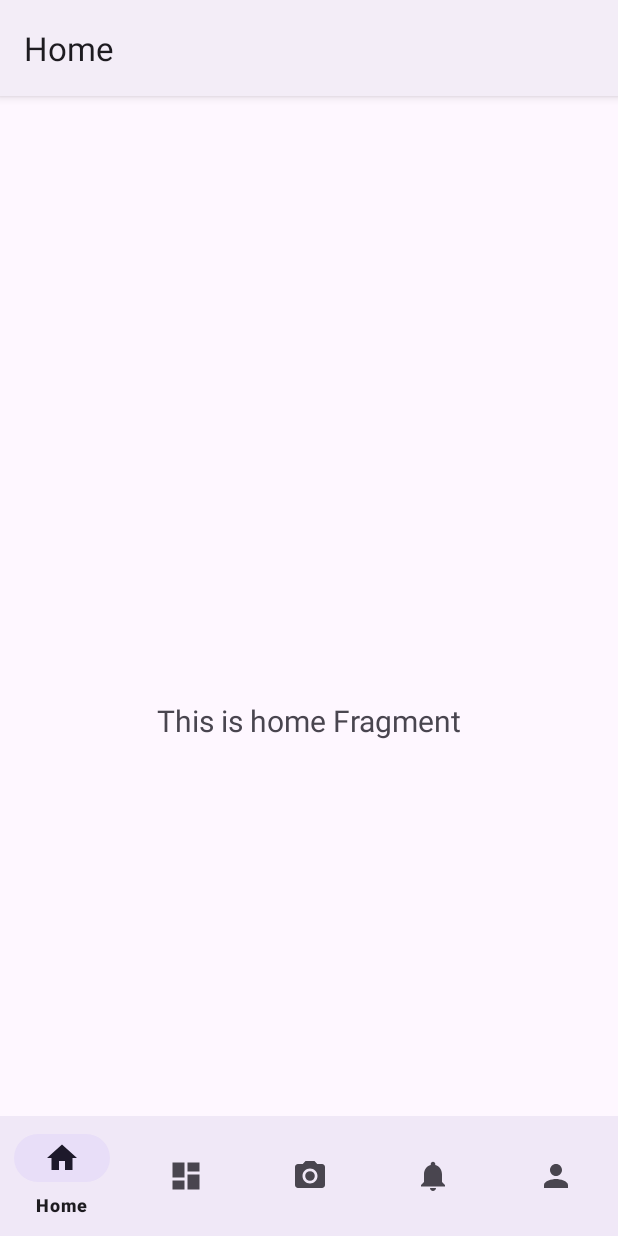
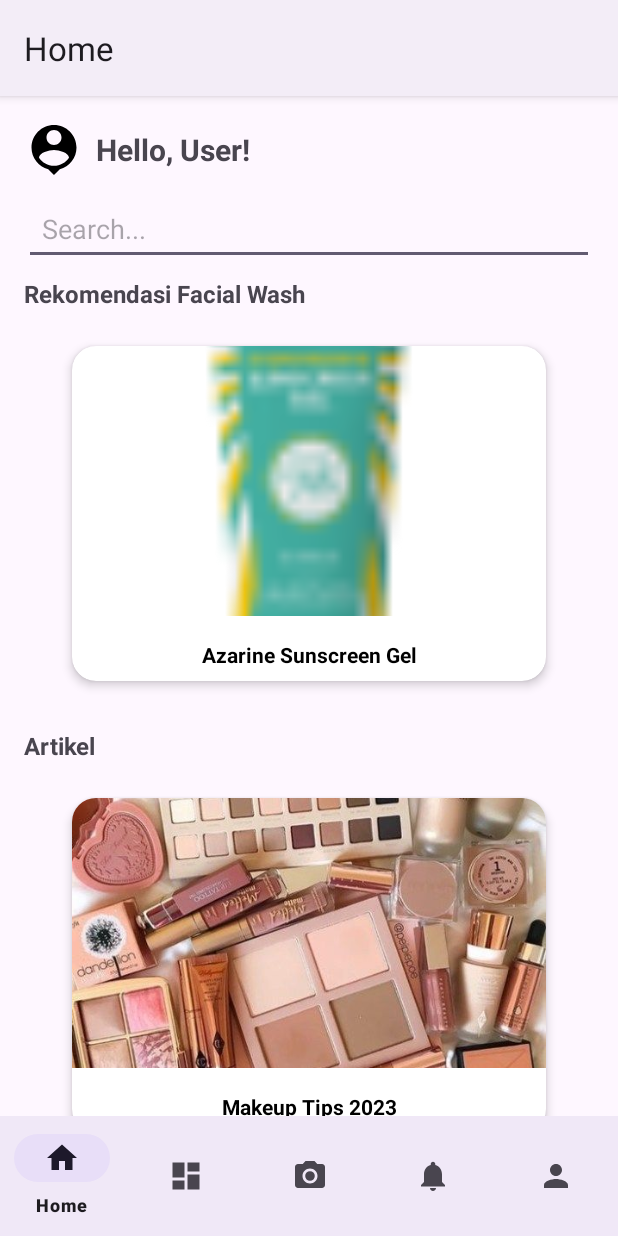
Before and after one commit to Acne-Scan/Mobile-Development-AcneScan, an Android app: the HomeFragment screen opened directly, with no data from a screen before it, on a phone screen of 412 x 824 dp. Run offline under Robolectric (Android 15) with nearby library versions, the light colour scheme and no system bars; our stand-ins replace navigation-ui.

Commit message:
tambahkan menu nav home beserta viewmodel, adapter, dan model dari article dan recommendation

```diff
--- a/app/build.gradle.kts
+++ b/app/build.gradle.kts
@@ -40,7 +40,6 @@ android {
 }
 
 dependencies {
-
     implementation(libs.androidx.core.ktx)
     implementation(libs.androidx.appcompat)
     implementation(libs.material)
@@ -53,4 +52,8 @@ dependencies {
     testImplementation(libs.junit)
     androidTestImplementation(libs.androidx.junit)
     androidTestImplementation(libs.androidx.espresso.core)
+
+    //glide
+    implementation (libs.glide)
+    annotationProcessor (libs.compiler)
 }
--- /dev/null
+++ b/app/src/main/java/com/dicoding/acnescan/adapter/ArticleAdapter.kt
@@ -0,0 +1,42 @@
+package com.dicoding.acnescan.ui.adapters
+
+import android.view.LayoutInflater
+import android.view.View
+import android.view.ViewGroup
+import android.widget.ImageView
+import android.widget.TextView
+import androidx.recyclerview.widget.RecyclerView
+import com.bumptech.glide.Glide
+import com.dicoding.acnescan.R
+import com.dicoding.acnescan.model.ArticleItem
+
+class ArticleAdapter(private var articles: List<ArticleItem>) :
+    RecyclerView.Adapter<ArticleAdapter.ArticleViewHolder>() {
+
+    inner class ArticleViewHolder(itemView: View) : RecyclerView.ViewHolder(itemView) {
+        val imageView: ImageView = itemView.findViewById(R.id.article_image)
+        val titleView: TextView = itemView.findViewById(R.id.article_title)
+    }
+
+    override fun onCreateViewHolder(parent: ViewGroup, viewType: Int): ArticleViewHolder {
+        val view = LayoutInflater.from(parent.context)
+            .inflate(R.layout.item_articles, parent, false)
+        return ArticleViewHolder(view)
+    }
+
+    override fun onBindViewHolder(holder: ArticleViewHolder, position: Int) {
+        val item = articles[position]
+        Glide.with(holder.itemView.context)
+            .load(item.imageRes) // Bisa gunakan URL jika gambar dari server
+            .into(holder.imageView)
+        holder.titleView.text = item.title
+    }
+
+    override fun getItemCount(): Int = articles.size
+
+    // Tambahkan fungsi untuk memperbarui data jika dibutuhkan
+    fun updateData(newArticles: List<ArticleItem>) {
+        articles = newArticles
+        notifyDataSetChanged()
+    }
+}
--- /dev/null
+++ b/app/src/main/java/com/dicoding/acnescan/adapter/RecommendationAdapter.kt
@@ -0,0 +1,36 @@
+package com.dicoding.acnescan.ui.adapters
+
+import android.view.LayoutInflater
+import android.view.View
+import android.view.ViewGroup
+import android.widget.ImageView
+import android.widget.TextView
+import androidx.recyclerview.widget.RecyclerView
+import com.bumptech.glide.Glide
+import com.dicoding.acnescan.R
+import com.dicoding.acnescan.model.RecommendationItem
+
+class RecommendationAdapter(private var items: List<RecommendationItem>) :
+    RecyclerView.Adapter<RecommendationAdapter.RecommendationViewHolder>() {
+
+    inner class RecommendationViewHolder(itemView: View) : RecyclerView.ViewHolder(itemView) {
+        val imageView: ImageView = itemView.findViewById(R.id.recommendation_image)
+        val titleView: TextView = itemView.findViewById(R.id.recommendation_title)
+    }
+
+    override fun onCreateViewHolder(parent: ViewGroup, viewType: Int): RecommendationViewHolder {
+        val view = LayoutInflater.from(parent.context)
+            .inflate(R.layout.item_recommendation, parent, false)
+        return RecommendationViewHolder(view)
+    }
+
+    override fun onBindViewHolder(holder: RecommendationViewHolder, position: Int) {
+        val item = items[position]
+        Glide.with(holder.itemView.context)
+            .load(item.imageRes) // Bisa gunakan URL jika gambar dari server
+            .into(holder.imageView)
+        holder.titleView.text = item.title
+    }
+
+    override fun getItemCount(): Int = items.size
+}
--- /dev/null
+++ b/app/src/main/java/com/dicoding/acnescan/model/ArticleItem.kt
@@ -0,0 +1,6 @@
+package com.dicoding.acnescan.model
+
+data class ArticleItem(
+    val imageRes: Int, // Drawable resource ID
+    val title: String
+)
--- /dev/null
+++ b/app/src/main/java/com/dicoding/acnescan/model/RecommendationItem.kt
@@ -0,0 +1,6 @@
+package com.dicoding.acnescan.model
+
+data class RecommendationItem(
+    val imageRes: Int, // Drawable resource ID
+    val title: String
+)
--- /dev/null
+++ b/app/src/main/java/com/dicoding/acnescan/ui/home/CarouselItemDecoration.kt
@@ -0,0 +1,21 @@
+package com.dicoding.acnescan.ui.decorators
+
+import android.graphics.Rect
+import android.view.View
+import androidx.recyclerview.widget.RecyclerView
+
+class CarouselItemDecoration(private val margin: Int) : RecyclerView.ItemDecoration() {
+    override fun getItemOffsets(
+        outRect: Rect,
+        view: View,
+        parent: RecyclerView,
+        state: RecyclerView.State
+    ) {
+        val position = parent.getChildAdapterPosition(view)
+        val itemCount = state.itemCount
+
+        // Tambahkan margin di kiri dan kanan
+        outRect.left = if (position == 0) margin else margin / 2
+        outRect.right = if (position == itemCount - 1) margin else margin / 2
+    }
+}
--- a/app/src/main/java/com/dicoding/acnescan/ui/home/HomeFragment.kt
+++ b/app/src/main/java/com/dicoding/acnescan/ui/home/HomeFragment.kt
@@ -7,36 +7,87 @@ import android.view.ViewGroup
 import android.widget.TextView
 import androidx.fragment.app.Fragment
 import androidx.lifecycle.ViewModelProvider
-import com.dicoding.acnescan.databinding.FragmentHomeBinding
+import androidx.recyclerview.widget.RecyclerView
+import androidx.viewpager2.widget.ViewPager2
+import com.dicoding.acnescan.R
+import com.dicoding.acnescan.ui.adapters.ArticleAdapter
+import com.dicoding.acnescan.ui.adapters.RecommendationAdapter
+import com.dicoding.acnescan.ui.decorators.CarouselItemDecoration
 
 class HomeFragment : Fragment() {
 
-    private var _binding: FragmentHomeBinding? = null
-
-    // This property is only valid between onCreateView and
-    // onDestroyView.
-    private val binding get() = _binding!!
+    private lateinit var homeViewModel: HomeViewModel
 
     override fun onCreateView(
         inflater: LayoutInflater,
         container: ViewGroup?,
         savedInstanceState: Bundle?
-    ): View {
-        val homeViewModel =
-            ViewModelProvider(this).get(HomeViewModel::class.java)
-
-        _binding = FragmentHomeBinding.inflate(inflater, container, false)
-        val root: View = binding.root
-
-        val textView: TextView = binding.textHome
-        homeViewModel.text.observe(viewLifecycleOwner) {
-            textView.text = it
-        }
-        return root
+    ): View? {
+        homeViewModel = ViewModelProvider(this).get(HomeViewModel::class.java)
+        return inflater.inflate(R.layout.fragment_home, container, false)
     }
 
-    override fun onDestroyView() {
-        super.onDestroyView()
-        _binding = null
+    override fun onViewCreated(view: View, savedInstanceState: Bundle?) {
+        super.onViewCreated(view, savedInstanceState)
+
+        // Observasi Greeting Text
+        val greeting = view.findViewById<TextView>(R.id.greeting)
+        homeViewModel.greeting.observe(viewLifecycleOwner) { text ->
+            greeting.text = text
+        }
+
+        // Konfigurasi ViewPager2 untuk Rekomendasi
+        val recommendationCarousel = view.findViewById<ViewPager2>(R.id.recommendation_carousel)
+        homeViewModel.recommendations.observe(viewLifecycleOwner) { recommendations ->
+            recommendationCarousel.adapter = RecommendationAdapter(recommendations)
+            recommendationCarousel.clipToPadding = false
+            recommendationCarousel.clipChildren = false
+            recommendationCarousel.offscreenPageLimit = 3
+            recommendationCarousel.getChildAt(0).overScrollMode = RecyclerView.OVER_SCROLL_NEVER
+            recommendationCarousel.addItemDecoration(CarouselItemDecoration(32)) // Tambahkan margin
+
+//            recommendationCarousel.setPageTransformer { page, position ->
+//                val scale = 0.85f + (1 - Math.abs(position)) * 0.15f
+//                page.scaleY = scale
+//                page.alpha = 0.5f + (1 - Math.abs(position)) * 0.5f
+//            }
+        }
+
+
+        // Konfigurasi ViewPager2 untuk Artikel
+        val articleCarousel = view.findViewById<ViewPager2>(R.id.article_carousel)
+        homeViewModel.articles.observe(viewLifecycleOwner) { articles ->
+            articleCarousel.adapter = ArticleAdapter(articles)
+            articleCarousel.clipToPadding = false
+            articleCarousel.clipChildren = false
+            articleCarousel.offscreenPageLimit = 3
+            articleCarousel.getChildAt(0).overScrollMode = RecyclerView.OVER_SCROLL_NEVER
+            articleCarousel.addItemDecoration(CarouselItemDecoration(32))
+
+//            articleCarousel.setPageTransformer { page, position ->
+//                val scale = 0.85f + (1 - Math.abs(position)) * 0.15f
+//                page.scaleY = scale
+//                page.alpha = 0.5f + (1 - Math.abs(position)) * 0.5f
+//            }
+        }
+    }
+
+    // Fungsi untuk menambahkan efek carousel
+    private fun applyCarouselEffect(viewPager: ViewPager2) {
+        viewPager.clipToPadding = false
+        viewPager.clipChildren = false
+        viewPager.offscreenPageLimit = 3
+        viewPager.getChildAt(0).overScrollMode = RecyclerView.OVER_SCROLL_NEVER
+
+        // Tambahkan dekorasi untuk margin antar item
+        viewPager.addItemDecoration(CarouselItemDecoration(margin = 32))
+
+        // Tambahkan efek carousel
+        viewPager.setPageTransformer { page, position ->
+            val scale = 0.85f + (1 - Math.abs(position)) * 0.15f
+            page.scaleY = scale
+            page.scaleX = scale
+            page.alpha = 0.5f + (1 - Math.abs(position)) * 0.5f
+        }
     }
 }
--- a/app/src/main/java/com/dicoding/acnescan/ui/home/HomeViewModel.kt
+++ b/app/src/main/java/com/dicoding/acnescan/ui/home/HomeViewModel.kt
@@ -3,11 +3,26 @@ package com.dicoding.acnescan.ui.home
 import androidx.lifecycle.LiveData
 import androidx.lifecycle.MutableLiveData
 import androidx.lifecycle.ViewModel
+import com.dicoding.acnescan.R
+import com.dicoding.acnescan.model.ArticleItem
+import com.dicoding.acnescan.model.RecommendationItem
 
 class HomeViewModel : ViewModel() {
+    private val _recommendations = MutableLiveData<List<RecommendationItem>>().apply {
+        value = listOf(
+            RecommendationItem(R.drawable.azarine_sunscreen, "Azarine Sunscreen Gel"),
+            RecommendationItem(R.drawable.pp_patrickk, "Another Facial Wash")
+        )
+    }
+    val recommendations: LiveData<List<RecommendationItem>> = _recommendations
 
-    private val _text = MutableLiveData<String>().apply {
-        value = "This is home Fragment"
+    private val _articles = MutableLiveData<List<ArticleItem>>().apply {
+        value = listOf(
+            ArticleItem(R.drawable.makeup_tips, "Makeup Tips 2023"),
+            ArticleItem(R.drawable.pp_patrickk, "12 Cara Hilangkan Jerawat")
+        )
     }
-    val text: LiveData<String> = _text
+    val articles: LiveData<List<ArticleItem>> = _articles
+
+    val greeting: LiveData<String> = MutableLiveData("Hello, User!")
 }
--- /dev/null
+++ b/app/src/main/res/drawable/ic_avatar.xml
@@ -0,0 +1,5 @@
+<vector xmlns:android="http://schemas.android.com/apk/res/android" android:height="24dp" android:tint="#000000" android:viewportHeight="24" android:viewportWidth="24" android:width="24dp">
+
+    <path android:fillColor="@android:color/white" android:pathData="M12,2c-4.97,0 -9,4.03 -9,9 0,4.17 2.84,7.67 6.69,8.69L12,22l2.31,-2.31C18.16,18.67 21,15.17 21,11c0,-4.97 -4.03,-9 -9,-9zM12,4c1.66,0 3,1.34 3,3s-1.34,3 -3,3 -3,-1.34 -3,-3 1.34,-3 3,-3zM12,18.3c-2.5,0 -4.71,-1.28 -6,-3.22 0.03,-1.99 4,-3.08 6,-3.08 1.99,0 5.97,1.09 6,3.08 -1.29,1.94 -3.5,3.22 -6,3.22z"/>
+
+</vector>
--- /dev/null
+++ b/app/src/main/res/drawable/ic_search.xml
@@ -0,0 +1,5 @@
+<vector xmlns:android="http://schemas.android.com/apk/res/android" android:height="4dp" android:tint="#000000" android:viewportHeight="24" android:viewportWidth="24" android:width="4dp">
+
+    <path android:fillColor="@android:color/white" android:pathData="M15.5,14h-0.79l-0.28,-0.27C15.41,12.59 16,11.11 16,9.5 16,5.91 13.09,3 9.5,3S3,5.91 3,9.5 5.91,16 9.5,16c1.61,0 3.09,-0.59 4.23,-1.57l0.27,0.28v0.79l5,4.99L20.49,19l-4.99,-5zM9.5,14C7.01,14 5,11.99 5,9.5S7.01,5 9.5,5 14,7.01 14,9.5 11.99,14 9.5,14z"/>
+
+</vector>
--- /dev/null
+++ b/app/src/main/res/drawable/ic_settings.xml
@@ -0,0 +1,5 @@
+<vector xmlns:android="http://schemas.android.com/apk/res/android" android:height="24dp" android:tint="#000000" android:viewportHeight="24" android:viewportWidth="24" android:width="24dp">
+
+    <path android:fillColor="@android:color/white" android:pathData="M4,15h16v-2L4,13v2zM4,19h16v-2L4,17v2zM4,11h16L20,9L4,9v2zM4,5v2h16L20,5L4,5z"/>
+
+</vector>
--- a/app/src/main/res/layout/activity_bottom_nav.xml
+++ b/app/src/main/res/layout/activity_bottom_nav.xml
@@ -3,8 +3,7 @@
     xmlns:app="http://schemas.android.com/apk/res-auto"
     android:id="@+id/container"
     android:layout_width="match_parent"
-    android:layout_height="match_parent"
-    android:paddingTop="?attr/actionBarSize">
+    android:layout_height="match_parent" >
 
     <com.google.android.material.bottomnavigation.BottomNavigationView
         android:id="@+id/nav_view"
--- a/app/src/main/res/layout/fragment_home.xml
+++ b/app/src/main/res/layout/fragment_home.xml
@@ -1,22 +1,99 @@
-<?xml version="1.0" encoding="utf-8"?>
-<androidx.constraintlayout.widget.ConstraintLayout xmlns:android="http://schemas.android.com/apk/res/android"
+<androidx.constraintlayout.widget.ConstraintLayout
+    xmlns:android="http://schemas.android.com/apk/res/android"
     xmlns:app="http://schemas.android.com/apk/res-auto"
-    xmlns:tools="http://schemas.android.com/tools"
     android:layout_width="match_parent"
     android:layout_height="match_parent"
-    tools:context=".ui.home.HomeFragment">
+    android:padding="16dp">
 
+    <!-- Header -->
+    <LinearLayout
+        android:id="@+id/header"
+        android:layout_width="0dp"
+        android:layout_height="wrap_content"
+        android:orientation="horizontal"
+        android:gravity="center_vertical"
+        app:layout_constraintTop_toTopOf="parent"
+        app:layout_constraintStart_toStartOf="parent"
+        app:layout_constraintEnd_toEndOf="parent">
+
+        <ImageView
+            android:id="@+id/avatar"
+            android:layout_width="40dp"
+            android:layout_height="40dp"
+            android:src="@drawable/ic_avatar" />
+
+        <TextView
+            android:id="@+id/greeting"
+            android:layout_width="0dp"
+            android:layout_height="wrap_content"
+            android:layout_weight="1"
+            android:layout_marginStart="8dp"
+            android:text="Hello!"
+            android:textSize="20sp"
+            android:textStyle="bold" />
+    </LinearLayout>
+
+    <!-- Search Bar -->
+    <EditText
+        android:id="@+id/search_bar"
+        android:layout_width="0dp"
+        android:layout_height="wrap_content"
+        android:hint="Search..."
+        android:padding="12dp"
+        app:layout_constraintTop_toBottomOf="@id/header"
+        app:layout_constraintStart_toStartOf="parent"
+        app:layout_constraintEnd_toEndOf="parent"
+        android:layout_marginTop="8dp" />
+
+    <!-- Rekomendasi Facial Wash -->
     <TextView
-        android:id="@+id/text_home"
+        android:id="@+id/recommendation_title"
+        android:layout_width="wrap_content"
+        android:layout_height="wrap_content"
+        android:text="Rekomendasi Facial Wash"
+        android:textSize="16sp"
+        android:textStyle="bold"
+        app:layout_constraintTop_toBottomOf="@id/search_bar"
+        app:layout_constraintStart_toStartOf="parent"
+        android:layout_marginTop="8dp" />
+
+    <androidx.viewpager2.widget.ViewPager2
+        android:id="@+id/recommendation_carousel"
         android:layout_width="match_parent"
         android:layout_height="wrap_content"
-        android:layout_marginStart="8dp"
-        android:layout_marginTop="8dp"
-        android:layout_marginEnd="8dp"
-        android:textAlignment="center"
-        android:textSize="20sp"
-        app:layout_constraintBottom_toBottomOf="parent"
+        app:layout_constraintTop_toBottomOf="@id/recommendation_title"
+        app:layout_constraintStart_toStartOf="parent"
         app:layout_constraintEnd_toEndOf="parent"
+        android:clipToPadding="false"
+        android:clipChildren="false"
+        android:paddingStart="16dp"
+        android:paddingEnd="16dp"
+        android:layout_marginTop="8dp" />
+
+    <!-- Artikel -->
+    <TextView
+        android:id="@+id/article_title"
+        android:layout_width="wrap_content"
+        android:layout_height="wrap_content"
+        android:text="Artikel"
+        android:textSize="16sp"
+        android:textStyle="bold"
+        app:layout_constraintTop_toBottomOf="@id/recommendation_carousel"
         app:layout_constraintStart_toStartOf="parent"
-        app:layout_constraintTop_toTopOf="parent" />
+        android:layout_marginTop="16dp" />
+
+    <androidx.viewpager2.widget.ViewPager2
+        android:id="@+id/article_carousel"
+        android:layout_width="match_parent"
+        android:layout_height="wrap_content"
+        app:layout_constraintTop_toBottomOf="@id/article_title"
+        app:layout_constraintStart_toStartOf="parent"
+        app:layout_constraintEnd_toEndOf="parent"
+        android:clipToPadding="false"
+        android:clipChildren="false"
+        android:paddingStart="16dp"
+        android:paddingEnd="16dp"
+        android:layout_marginTop="8dp" />
+
+
 </androidx.constraintlayout.widget.ConstraintLayout>
--- /dev/null
+++ b/app/src/main/res/layout/item_articles.xml
@@ -0,0 +1,38 @@
+<?xml version="1.0" encoding="utf-8"?>
+<androidx.cardview.widget.CardView
+    xmlns:android="http://schemas.android.com/apk/res/android"
+    xmlns:app="http://schemas.android.com/apk/res-auto"
+    android:layout_width="match_parent"
+    android:layout_height="match_parent "
+    android:layout_margin="16dp"
+    app:cardCornerRadius="16dp"
+    app:cardElevation="4dp">
+
+    <LinearLayout
+        android:layout_width="match_parent"
+        android:layout_height="wrap_content"
+        android:orientation="vertical">
+
+        <!-- ImageView untuk gambar -->
+        <ImageView
+            android:id="@+id/article_image"
+            android:layout_width="match_parent"
+            android:layout_height="180dp"
+            android:scaleType="centerCrop"
+            android:contentDescription="Article Image" />
+
+        <!-- TextView untuk judul -->
+        <TextView
+            android:id="@+id/article_title"
+            android:layout_width="match_parent"
+            android:layout_height="wrap_content"
+            android:layout_marginTop="8dp"
+            android:layout_marginStart="16dp"
+            android:layout_marginEnd="16dp"
+            android:gravity="center"
+            android:padding="8dp"
+            android:textSize="14sp"
+            android:textStyle="bold"
+            android:textColor="@color/black" />
+    </LinearLayout>
+</androidx.cardview.widget.CardView>
--- /dev/null
+++ b/app/src/main/res/layout/item_recommendation.xml
@@ -0,0 +1,38 @@
+<?xml version="1.0" encoding="utf-8"?>
+<androidx.cardview.widget.CardView
+    xmlns:android="http://schemas.android.com/apk/res/android"
+    xmlns:app="http://schemas.android.com/apk/res-auto"
+    android:layout_width="match_parent"
+    android:layout_height="match_parent"
+    android:layout_margin="16dp"
+    app:cardCornerRadius="16dp"
+    app:cardElevation="4dp">
+
+    <LinearLayout
+        android:layout_width="match_parent"
+        android:layout_height="wrap_content"
+        android:orientation="vertical">
+
+        <!-- ImageView untuk gambar -->
+        <ImageView
+            android:id="@+id/recommendation_image"
+            android:layout_width="match_parent"
+            android:layout_height="180dp"
+            android:scaleType="centerCrop"
+            android:contentDescription="Recommendation Image" />
+
+        <!-- TextView untuk judul -->
+        <TextView
+            android:id="@+id/recommendation_title"
+            android:layout_width="match_parent"
+            android:layout_height="wrap_content"
+            android:layout_marginTop="8dp"
+            android:layout_marginStart="16dp"
+            android:layout_marginEnd="16dp"
+            android:gravity="center"
+            android:padding="8dp"
+            android:textSize="14sp"
+            android:textStyle="bold"
+            android:textColor="@color/black" />
+    </LinearLayout>
+</androidx.cardview.widget.CardView>
--- a/gradle/libs.versions.toml
+++ b/gradle/libs.versions.toml
@@ -1,5 +1,7 @@
 [versions]
 agp = "8.6.0"
+compiler = "4.15.1"
+glide = "4.16.0"
 kotlin = "1.9.0"
 coreKtx = "1.13.1"
 junit = "4.13.2"
@@ -16,6 +18,8 @@ navigationUiKtx = "2.8.3"
 
 [libraries]
 androidx-core-ktx = { group = "androidx.core", name = "core-ktx", version.ref = "coreKtx" }
+compiler = { module = "com.github.bumptech.glide:compiler", version.ref = "compiler" }
+glide = { module = "com.github.bumptech.glide:glide", version.ref = "glide" }
 junit = { group = "junit", name = "junit", version.ref = "junit" }
 androidx-junit = { group = "androidx.test.ext", name = "junit", version.ref = "junitVersion" }
 androidx-espresso-core = { group = "androidx.test.espresso", name = "espresso-core", version.ref = "espressoCore" }
```
Also changed, not shown: app/src/main/res/drawable/makeup_tips.jpeg (added).
